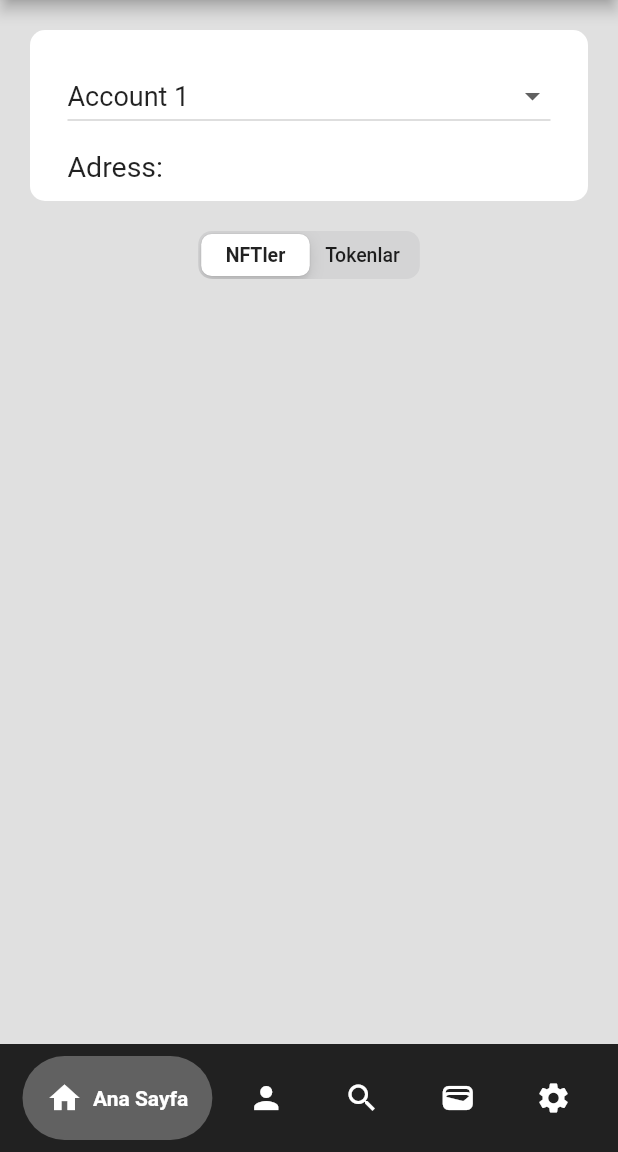
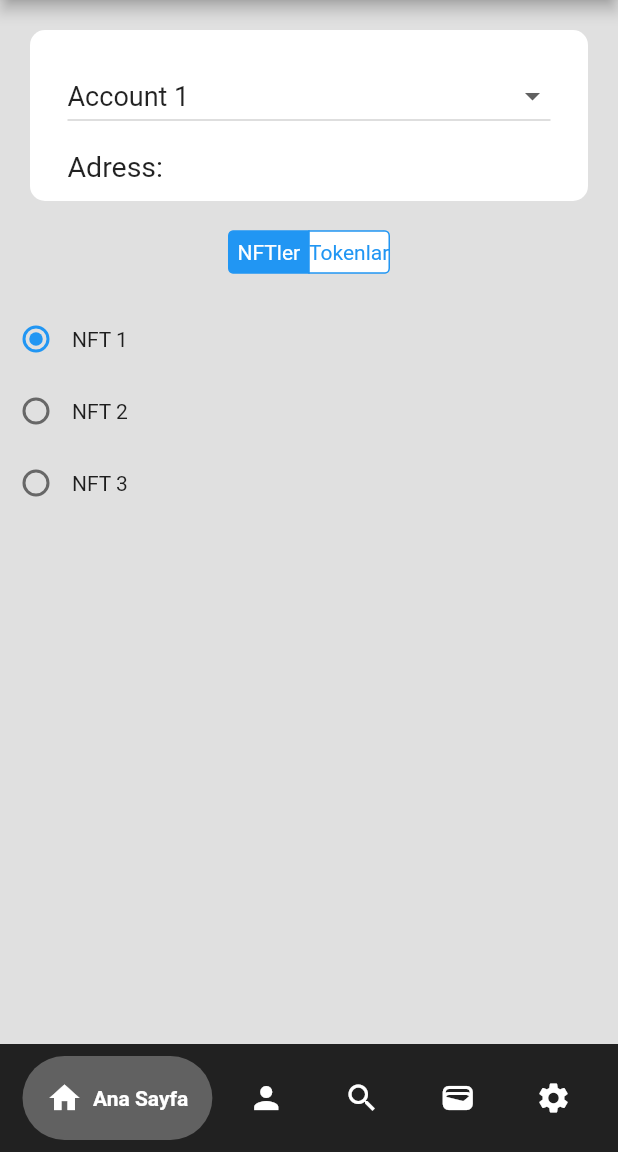
Before and after one commit to iremsila/meUp_Wallet, a Flutter app: the screen it shows after launch, on a phone screen of 412 x 824 dp, the part 84-1236 px from its top. Run offline on Flutter 3.47's test engine with Material 2 defaults, Android fonts, the phone set to English and light mode, and no system bars; drawn by our look-alikes of google_nav_bar; our stand-ins replace lottie.

```diff
--- a/lib/Screens/Home.dart
+++ b/lib/Screens/Home.dart
@@ -97,7 +97,28 @@ class _MyHomePageState extends State<MyHomePage> {
     }
   }
   String selectedAccount='Account 1';
-  int selectedIndex=0;
+
+  int selectedIndex = 0;
+  int subIndex = 0;
+
+  final Map<int, Widget> mainSegments = {
+    0: Text('NFTler'),
+    1: Text('Tokenlar'),
+  };
+
+  final Map<int, List<Widget>> subSegments = {
+    0: [
+      Text('NFT 1'),
+      Text('NFT 2'),
+      Text('NFT 3'),
+    ],
+    1: [
+      Text('Token 1'),
+      Text('Token 2'),
+      Text('Token 3'),
+    ],
+  };
+
   @override
   Widget build(BuildContext context) {
     return Scaffold(
@@ -178,17 +199,41 @@ class _MyHomePageState extends State<MyHomePage> {
                       ),
                     ),
                   ),
-                  CupertinoSlidingSegmentedControl<int>(
+                  CupertinoSegmentedControl<int>(
                     groupValue: selectedIndex,
-                    children: {
-                      0: Text('NFTler'),
-                      1: Text('Tokenlar'),
-                    },
+                    children: mainSegments,
                     onValueChanged: (value) {
                       setState(() {
                         selectedIndex = value!;
+                        subIndex = 0; // Ana seçenek değiştiğinde alt seçenekleri sıfırla.
                       });
                     },
+                  ),
+                  SizedBox(height: 20),
+                  Column(
+                    children: subSegments[selectedIndex]!.map((subSegment) {
+                      return GestureDetector(
+                        onTap: () {
+                          setState(() {
+                            subIndex = subSegments[selectedIndex]!.indexOf(subSegment);
+                          });
+                        },
+                        child: Row(
+                          children: [
+                            Radio<int>(
+                              value: subSegments[selectedIndex]!.indexOf(subSegment),
+                              groupValue: subIndex,
+                              onChanged: (value) {
+                                setState(() {
+                                  subIndex = value!;
+                                });
+                              },
+                            ),
+                            subSegment,
+                          ],
+                        ),
+                      );
+                    }).toList(),
                   ),
                 ],
               ),
```
